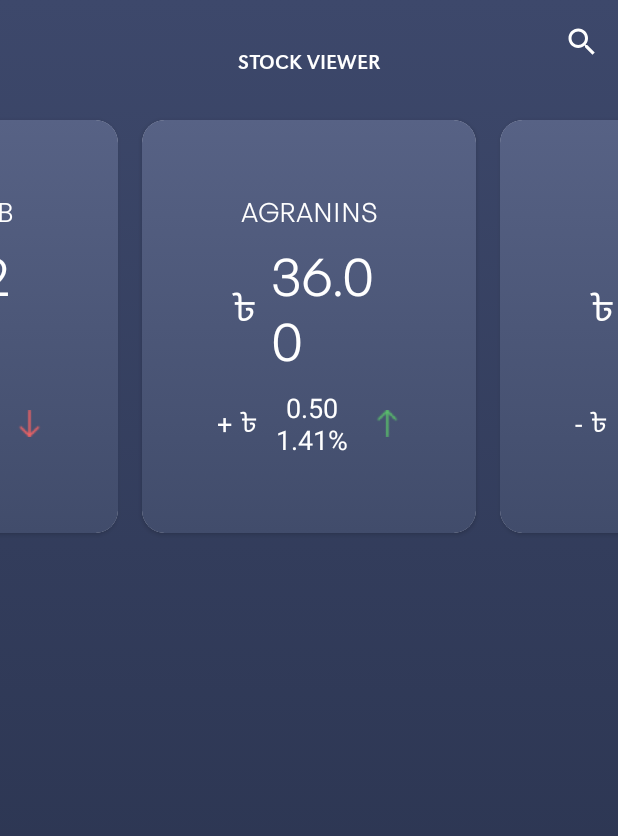
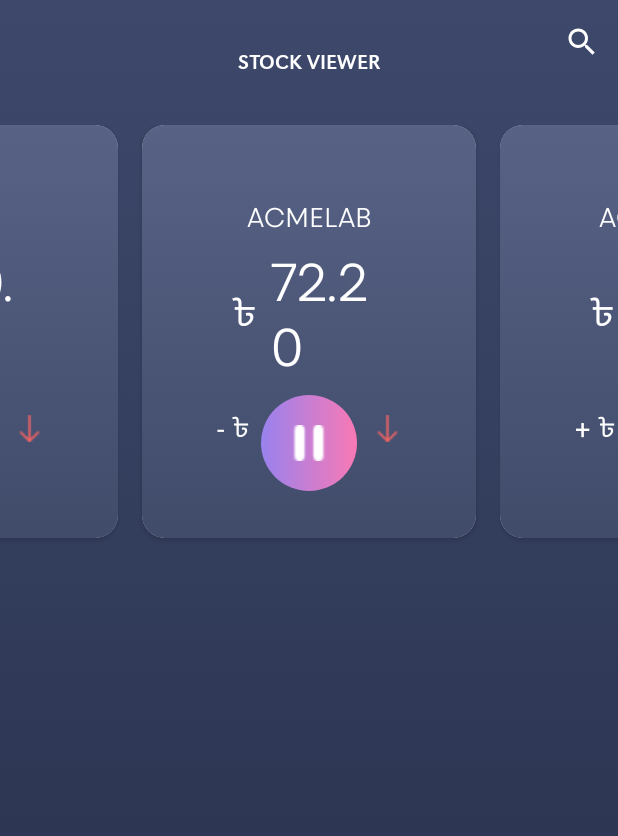
Before and after one commit to RasheeqZaman/Stock-Viewer, an Android app: the screen it shows after launch (MainActivity), on a phone screen of 412 x 824 dp. Shown: the top 836 px of the screen. Run offline under Robolectric (Android 15) with nearby library versions, the phone set to English and light mode, and no system bars.

Commit message:
Added Play Pause Button for Top Stock Slider.

```diff
--- a/app/src/main/java/com/example/stockviewer/MainActivity.java
+++ b/app/src/main/java/com/example/stockviewer/MainActivity.java
@@ -10,6 +10,10 @@ import android.os.Bundle;
 import android.util.Log;
 import android.view.Menu;
 import android.view.MenuItem;
+import android.view.View;
+import android.view.animation.Animation;
+import android.view.animation.AnimationUtils;
+import android.widget.ImageButton;
 
 import java.util.ArrayList;
 import java.util.List;
@@ -47,12 +51,16 @@ public class MainActivity extends AppCompatActivity {
 
         viewPager.addOnPageChangeListener(new CircularViewPagerHandler(viewPager));
 
-        autoSlideViewPager(viewPager, models.size());
+        Timer timer = playSlideViewPager(viewPager, models.size());
+
+        ImageButton playPauseBtn = (ImageButton)findViewById(R.id.play_pause);
+        playPauseBtn.setOnClickListener(new PlayPauseSliderOnClickListener(playPauseBtn, timer, viewPager, models.size()));
     }
 
-    private void autoSlideViewPager(ViewPager viewPager, int totalItems) {
-        Timer timer = new Timer(); // At this line a new Thread will be created
-        timer.scheduleAtFixedRate(new SliderTask(viewPager, totalItems), 0, 3*1000);
+    private Timer playSlideViewPager(ViewPager viewPager, int totalItems) {
+        Timer timer = new Timer();
+        timer.scheduleAtFixedRate(new SliderTask(viewPager, totalItems), 3*1000, 3*1000);
+        return timer;
     }
 
     @Override
@@ -62,6 +70,37 @@ public class MainActivity extends AppCompatActivity {
         MenuItem search = menu.findItem(R.id.search);
         SearchView searchView = (SearchView) search.getActionView();
         return super.onCreateOptionsMenu(menu);
+    }
+
+    public class PlayPauseSliderOnClickListener implements View.OnClickListener{
+        private boolean currentlyPaused;
+        private ImageButton imageButton;
+        private Timer timer;
+        private ViewPager viewPager;
+        private int totalItems;
+
+        public PlayPauseSliderOnClickListener(ImageButton imageButton, Timer timer, ViewPager viewPager, int totalItems) {
+            this.currentlyPaused = false;
+            this.imageButton = imageButton;
+            this.timer = timer;
+            this.viewPager = viewPager;
+            this.totalItems = totalItems;
+        }
+
+        public boolean isCurrentlyPaused() {
+            return currentlyPaused;
+        }
+
+        @Override
+        public void onClick(View v) {
+            imageButton.setImageResource((currentlyPaused) ? R.drawable.pause : R.drawable.play);
+            if(currentlyPaused){
+                timer = playSlideViewPager(viewPager, totalItems);
+            }else{
+                timer.cancel();
+            }
+            currentlyPaused = !currentlyPaused;
+        }
     }
 
     public class SliderTask extends TimerTask {
--- /dev/null
+++ b/app/src/main/res/drawable/rounded_button.xml
@@ -0,0 +1,12 @@
+<?xml version="1.0" encoding="utf-8"?>
+<shape xmlns:android="http://schemas.android.com/apk/res/android"
+    android:shape="rectangle">
+    <gradient
+        android:startColor="#9882ee"
+        android:endColor="#f879b5"
+        android:angle="0" />
+    <corners android:bottomRightRadius="50dp"
+        android:bottomLeftRadius="50dp"
+        android:topRightRadius="50dp"
+        android:topLeftRadius="50dp"/>
+</shape>
--- a/app/src/main/res/layout/activity_main.xml
+++ b/app/src/main/res/layout/activity_main.xml
@@ -18,6 +18,25 @@
         android:overScrollMode="never"
         android:clipToPadding="false"
         android:layout_width="wrap_content"
-        android:layout_height="wrap_content"/>
+        android:layout_height="wrap_content"
+        android:layout_below="@+id/toolbar"/>
+
+    <LinearLayout
+        android:layout_width="match_parent"
+        android:layout_height="wrap_content"
+        android:layout_below="@id/toolbar"
+        android:layout_marginTop="180dp"
+        android:gravity="center">
+
+        <ImageButton
+            android:layout_width="wrap_content"
+            android:layout_height="wrap_content"
+            android:id="@+id/play_pause"
+            android:padding="20dp"
+            android:src="@drawable/pause"
+            android:background="@drawable/rounded_button"/>
+
+    </LinearLayout>
+
 
 </RelativeLayout>
--- a/app/src/main/res/layout/top_item.xml
+++ b/app/src/main/res/layout/top_item.xml
@@ -3,16 +3,16 @@
     xmlns:app="http://schemas.android.com/apk/res-auto"
     android:orientation="vertical"
     android:layout_width="match_parent"
-    android:layout_height="match_parent">
+    android:layout_height="wrap_content">
 
     <androidx.cardview.widget.CardView
         android:layout_width="match_parent"
         android:layout_height="wrap_content"
         app:cardCornerRadius="15dp"
-        android:layout_marginVertical="80dp"
         android:layout_marginHorizontal="8dp">
 
         <LinearLayout
+            android:id="@+id/top_scroller_layout"
             android:orientation="vertical"
             android:layout_width="match_parent"
             android:layout_height="wrap_content"
```
Also changed, not shown: app/src/main/res/drawable-v24/pause.png (added), app/src/main/res/drawable-v24/play.png (added).
